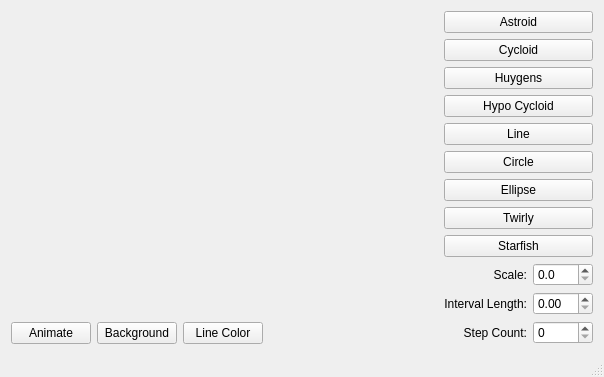
Old version of the form mainwindow.ui in the repository szymonbalasz/Qt_2D_Shapes.
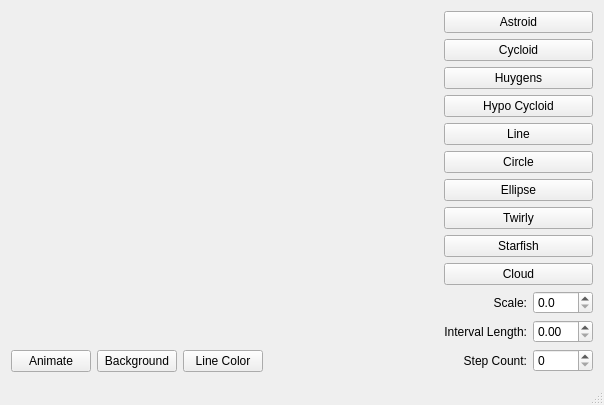
New version of the form. Custom widgets are drawn as their Qt base class.

Commit message: added cloud shape, changed background

Diff of the .ui file:
```diff
--- a/mainwindow.ui
+++ b/mainwindow.ui
@@ -138,6 +138,13 @@
         </property>
        </widget>
       </item>
+      <item>
+       <widget class="QPushButton" name="btnCloud">
+        <property name="text">
+         <string>Cloud</string>
+        </property>
+       </widget>
+      </item>
       <item>
        <layout class="QHBoxLayout" name="horizontalLayout">
         <item>
```
The commit also changes 4 other files.
